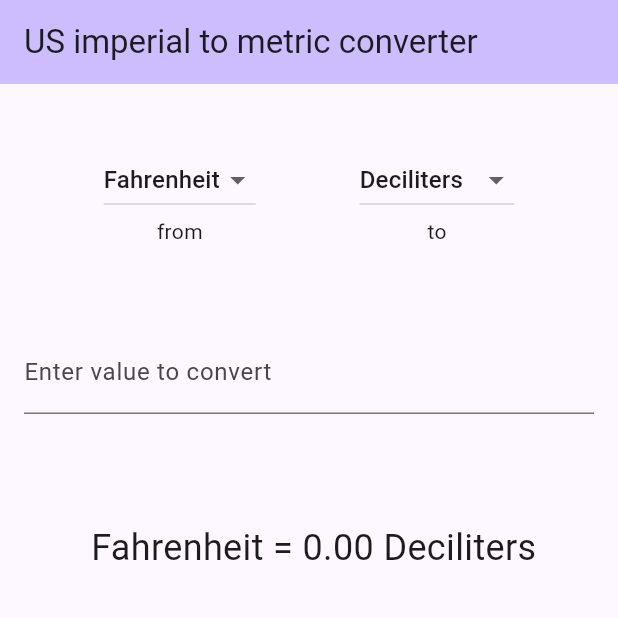
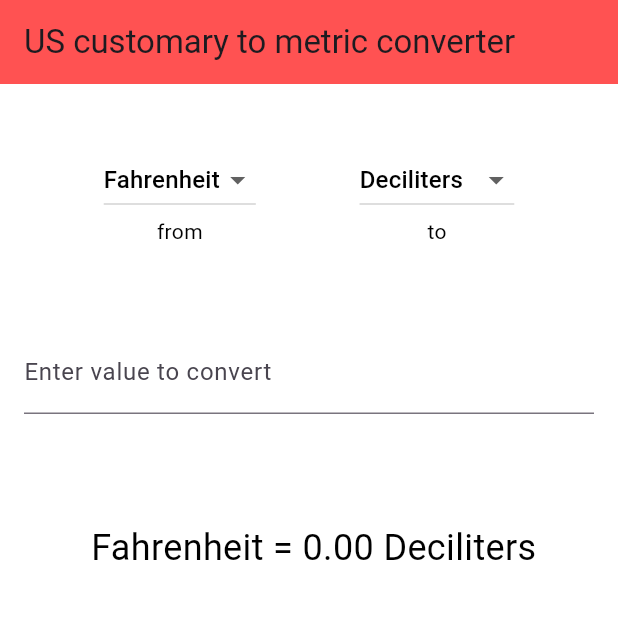
Before and after one commit to mekkmann/measurement-converter, a Flutter app: the screen it shows after launch, on a phone screen of 412 x 824 dp, the top half of it. Run offline on Flutter 3.47's test engine with Material 3 defaults, Android fonts, the phone set to English and light mode, and no system bars; Roboto replaces fonts that are missing (Poppins).

Commit message:
theme start

```diff
--- a/lib/main.dart
+++ b/lib/main.dart
@@ -1,7 +1,5 @@
-import 'dart:ffi';
-
+import 'package:converter/utils/theme.dart';
 import 'package:flutter/material.dart';
-import 'package:flutter/services.dart';
 
 void main() {
   runApp(const MyApp());
@@ -14,25 +12,10 @@ class MyApp extends StatelessWidget {
   @override
   Widget build(BuildContext context) {
     return MaterialApp(
-      title: 'US imperial to metric converter',
-      theme: ThemeData(
-        // This is the theme of your application.
-        //
-        // TRY THIS: Try running your application with "flutter run". You'll see
-        // the application has a purple toolbar. Then, without quitting the app,
-        // try changing the seedColor in the colorScheme below to Colors.green
-        // and then invoke "hot reload" (save your changes or press the "hot
-        // reload" button in a Flutter-supported IDE, or press "r" if you used
-        // the command line to start the app).
-        //
-        // Notice that the counter didn't reset back to zero; the application
-        // state is not lost during the reload. To reset the state, use hot
-        // restart instead.
-        //
-        // This works for code too, not just values: Most code changes can be
-        // tested with just a hot reload.
-        colorScheme: ColorScheme.fromSeed(seedColor: Colors.deepPurpleAccent),
-      ),
+      title: 'US customary to metric converter',
+      themeMode: ThemeMode.system,
+      theme: TAppTheme.lightTheme,
+      darkTheme: TAppTheme.darkTheme,
       home: const MyHomePage(),
     );
   }
@@ -114,13 +97,7 @@ class _MyHomePageState extends State<MyHomePage> {
     // than having to individually change instances of widgets.
     return Scaffold(
       appBar: AppBar(
-        // TRY THIS: Try changing the color here to a specific color (to
-        // Colors.amber, perhaps?) and trigger a hot reload to see the AppBar
-        // change color while the other colors stay the same.
-        backgroundColor: Theme.of(context).colorScheme.inversePrimary,
-        // Here we take the value from the MyHomePage object that was created by
-        // the App.build method, and use it to set our appbar title.
-        title: Text('US imperial to metric converter'),
+        title: Text('US customary to metric converter'),
       ),
       body: Center(
         // Center is a layout widget. It takes a single child and positions it
--- /dev/null
+++ b/lib/utils/text_theme.dart
@@ -0,0 +1,48 @@
+import 'package:flutter/material.dart';
+
+class TTextTheme {
+  TTextTheme._(); // Private constructor, to avoid creating multiple instances
+
+  static TextTheme lightTextTheme = TextTheme(
+      bodyLarge: TextStyle().copyWith(color: Colors.black),
+      bodyMedium: TextStyle().copyWith(color: Colors.black),
+      bodySmall: TextStyle().copyWith(color: Colors.black),
+
+      displayLarge: TextStyle().copyWith(color: Colors.black),
+      displayMedium: TextStyle().copyWith(color: Colors.black),
+      displaySmall: TextStyle().copyWith(color: Colors.black),
+
+      headlineLarge: TextStyle().copyWith(color: Colors.black),
+      headlineMedium: TextStyle().copyWith(color: Colors.black),
+      headlineSmall: TextStyle().copyWith(color: Colors.black),
+
+      labelLarge: TextStyle().copyWith(color: Colors.black),
+      labelMedium: TextStyle().copyWith(color: Colors.black),
+      labelSmall: TextStyle().copyWith(color: Colors.black),
+
+      titleLarge: TextStyle().copyWith(color: Colors.black),
+      titleMedium: TextStyle().copyWith(color: Colors.black),
+      titleSmall: TextStyle().copyWith(color: Colors.black),
+  );
+  static TextTheme darkTextTheme = TextTheme(
+    bodyLarge: TextStyle().copyWith(color: Colors.white),
+    bodyMedium: TextStyle().copyWith(color: Colors.white),
+    bodySmall: TextStyle().copyWith(color: Colors.white),
+
+    displayLarge: TextStyle().copyWith(color: Colors.white),
+    displayMedium: TextStyle().copyWith(color: Colors.white),
+    displaySmall: TextStyle().copyWith(color: Colors.white),
+
+    headlineLarge: TextStyle().copyWith(color: Colors.white),
+    headlineMedium: TextStyle().copyWith(color: Colors.white),
+    headlineSmall: TextStyle().copyWith(color: Colors.white),
+
+    labelLarge: TextStyle().copyWith(color: Colors.white),
+    labelMedium: TextStyle().copyWith(color: Colors.white),
+    labelSmall: TextStyle().copyWith(color: Colors.white),
+
+    titleLarge: TextStyle().copyWith(color: Colors.white),
+    titleMedium: TextStyle().copyWith(color: Colors.white),
+    titleSmall: TextStyle().copyWith(color: Colors.white),
+  );
+}
--- /dev/null
+++ b/lib/utils/theme.dart
@@ -0,0 +1,30 @@
+import 'package:converter/utils/text_theme.dart';
+import 'package:flutter/material.dart';
+
+class TAppTheme {
+  TAppTheme._(); // Private constructor, to avoid creating multiple instances
+
+  static ThemeData lightTheme = ThemeData(
+    useMaterial3: true,
+    fontFamily: 'Poppins',
+    brightness: Brightness.light,
+    primaryColor: Colors.blue,
+    scaffoldBackgroundColor: Colors.white,
+    appBarTheme: AppBarTheme(
+      backgroundColor: Colors.redAccent,
+    ),
+    textTheme: TTextTheme.lightTextTheme,
+  );
+
+  static ThemeData darkTheme = ThemeData(
+    useMaterial3: true,
+    fontFamily: 'Poppins',
+    brightness: Brightness.dark,
+    primaryColor: Colors.blue,
+    scaffoldBackgroundColor: Colors.blueGrey,
+    appBarTheme: AppBarTheme(
+      backgroundColor: Colors.black,
+    ),
+    textTheme: TTextTheme.darkTextTheme,
+  );
+}
```
